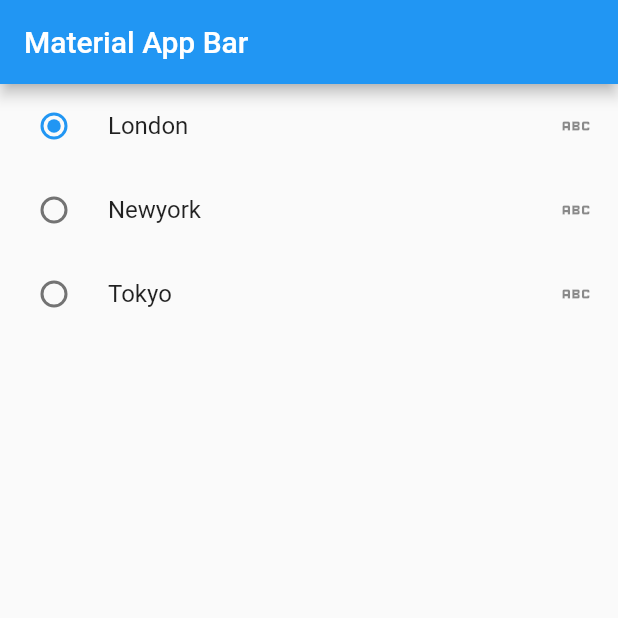
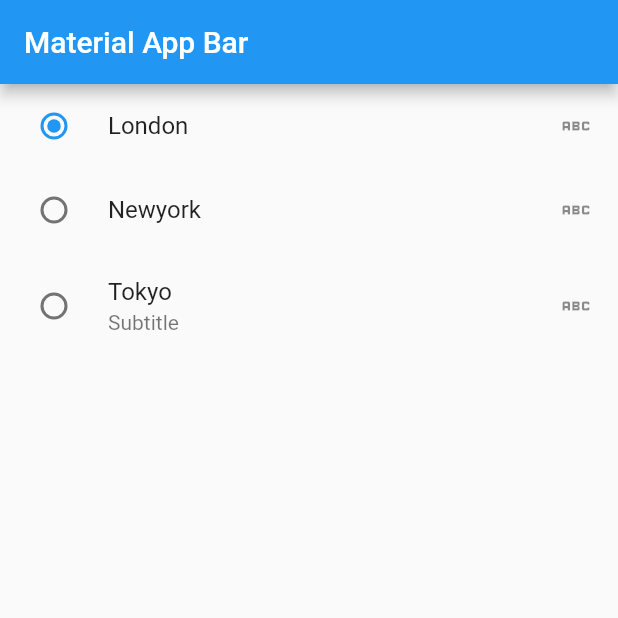
Before and after one commit to cnon06/radio_button, a Flutter app: the screen it shows after launch, on a phone screen of 412 x 824 dp, the top half of it. Run offline on Flutter 3.47's test engine with Material 2 defaults, Android fonts, the light colour scheme and no system bars.

Commit message:
subtitle

```diff
--- a/lib/main_page.dart
+++ b/lib/main_page.dart
@@ -42,6 +42,7 @@ class _MainPageState extends State<MainPage> {
                 setState(() {});
               })),
           RadioListTile<String>(
+              subtitle: Text("Subtitle"),
               groupValue: city,
               secondary: Icon(Icons.abc),
               title: Text("Tokyo"),
```
